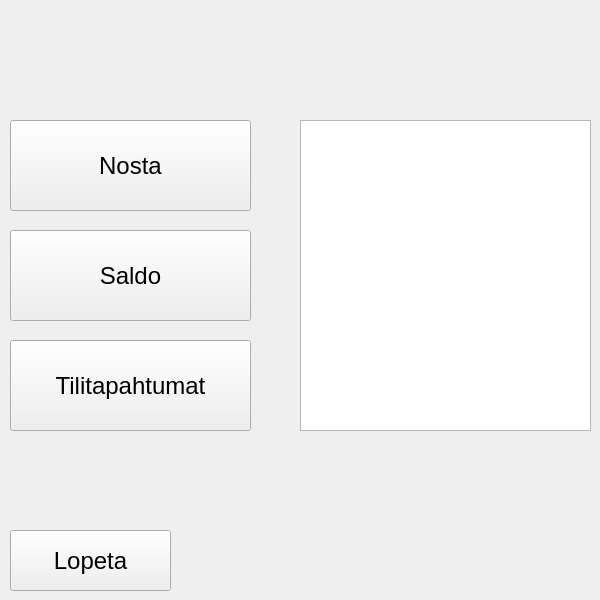
The window that PankkiProjekti/valikko.ui (tvt20kmo-ohjelmistokehitysprojekti/Group8) describes before a commit, drawn with Qt 5.
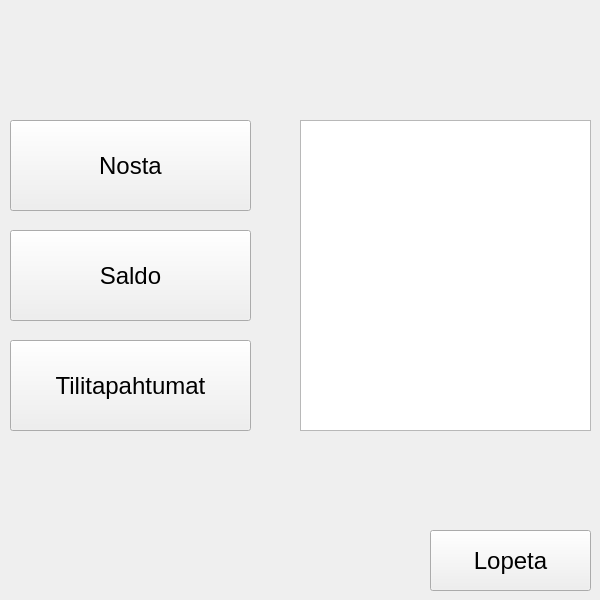
The same window after the commit.

Diff of the .ui file:
```diff
--- a/PankkiProjekti/valikko.ui
+++ b/PankkiProjekti/valikko.ui
@@ -70,7 +70,7 @@
   <widget class="QPushButton" name="btnPeruuta">
    <property name="geometry">
     <rect>
-     <x>10</x>
+     <x>430</x>
      <y>530</y>
      <width>161</width>
      <height>61</height>
```
Left out of the diff: 2 changed lines with no effect on the pictures.
